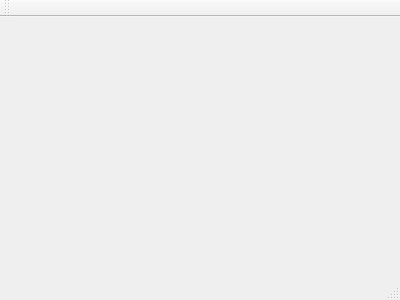
codeoneclick/ie3D, file indieEngineShader/indieEngineShader.ui: the form before one commit.
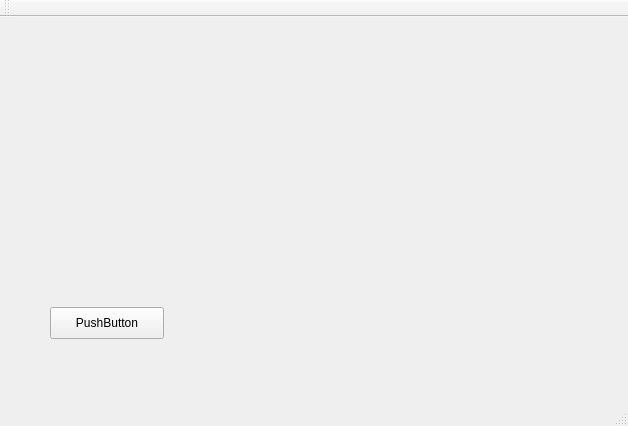
The form after the commit.

What changed in the file:
```diff
--- a/indieEngineShader/indieEngineShader.ui
+++ b/indieEngineShader/indieEngineShader.ui
@@ -1,24 +1,66 @@
 <ui version="4.0">
  <class>indieEngineShader</class>
- <widget class="QMainWindow" name="indieEngineShader" >
-  <property name="geometry" >
+ <widget class="QMainWindow" name="indieEngineShader">
+  <property name="geometry">
    <rect>
     <x>0</x>
     <y>0</y>
-    <width>400</width>
-    <height>300</height>
+    <width>628</width>
+    <height>426</height>
    </rect>
   </property>
   <property name="windowTitle" >
    <string>indieEngineShader</string>
   </property>
-  <widget class="QMenuBar" name="menuBar" />
-  <widget class="QToolBar" name="mainToolBar" />
-  <widget class="QWidget" name="centralWidget" />
-  <widget class="QStatusBar" name="statusBar" />
+  <widget class="QWidget" name="centralWidget">
+   <widget class="QWidget" name="window" native="true">
+    <property name="geometry">
+     <rect>
+      <x>20</x>
+      <y>20</y>
+      <width>591</width>
+      <height>331</height>
+     </rect>
+    </property>
+    <property name="autoFillBackground">
+     <bool>true</bool>
+    </property>
+    <widget class="QPushButton" name="pushButton">
+     <property name="geometry">
+      <rect>
+       <x>30</x>
+       <y>270</y>
+       <width>114</width>
+       <height>32</height>
+      </rect>
+     </property>
+     <property name="text">
+      <string>PushButton</string>
+     </property>
+    </widget>
+   </widget>
+  </widget>
+  <widget class="QMenuBar" name="menuBar">
+   <property name="geometry">
+    <rect>
+     <x>0</x>
+     <y>0</y>
+     <width>628</width>
+     <height>22</height>
+    </rect>
+   </property>
+  </widget>
+  <widget class="QToolBar" name="mainToolBar">
+   <attribute name="toolBarArea">
+    <enum>TopToolBarArea</enum>
+   </attribute>
+   <attribute name="toolBarBreak">
+    <bool>false</bool>
+   </attribute>
+  </widget>
+  <widget class="QStatusBar" name="statusBar"/>
  </widget>
- <layoutDefault spacing="6" margin="11" />
- <pixmapfunction></pixmapfunction>
+ <layoutdefault spacing="6" margin="11"/>
  <resources/>
  <connections/>
 </ui>
```
Left out of the diff: 3 changed lines with no effect on the pictures.
